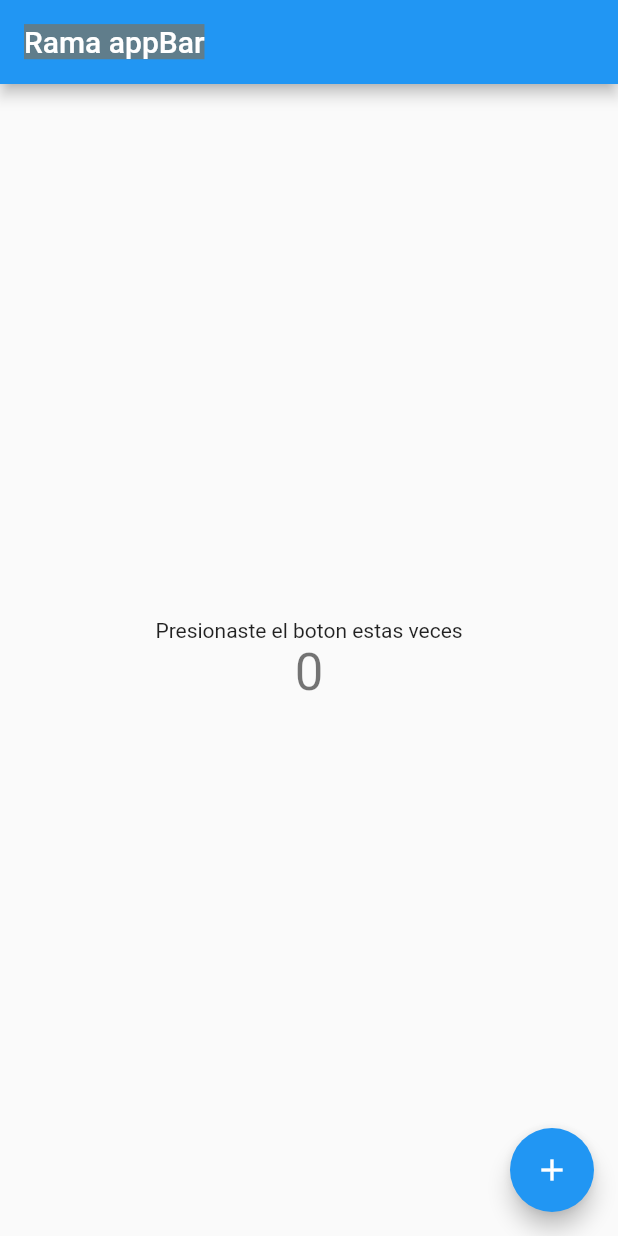
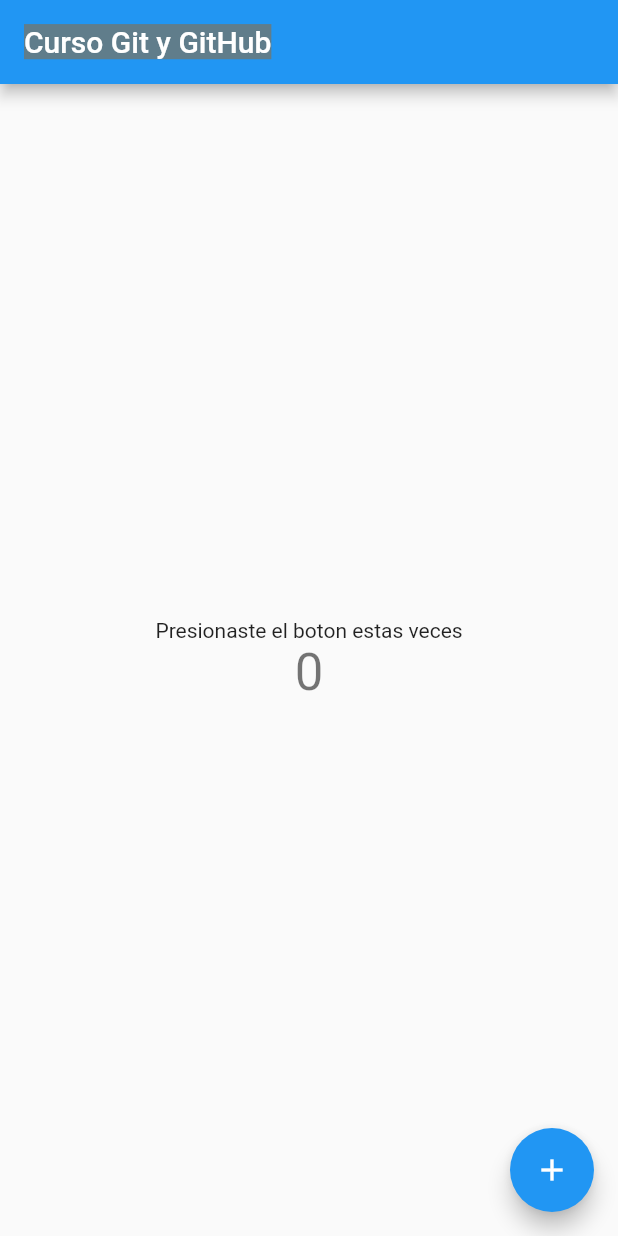
Before and after one commit to washington007/Git_GitHub, a Flutter app: the screen it shows after launch, on a phone screen of 412 x 824 dp. Run offline on Flutter 3.47's test engine with Material 2 defaults, Android fonts, the phone set to English and light mode, and no system bars.

Commit message:
Se cambio el titulo del appBar (Curso Git y GitHub)

```diff
--- a/lib/main.dart
+++ b/lib/main.dart
@@ -14,7 +14,7 @@ class MyApp extends StatelessWidget {
 
         primarySwatch: Colors.blue,
       ),
-      home: MyHomePage(title: 'Rama appBar'),
+      home: MyHomePage(title: 'Curso Git y GitHub'),
     );
   }
 }
```
